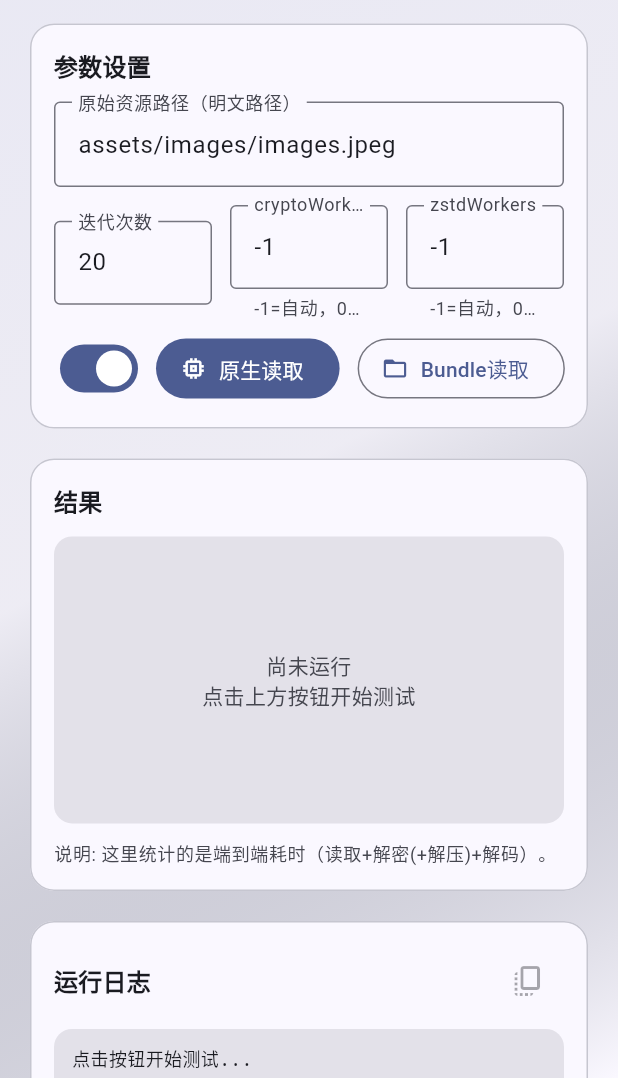
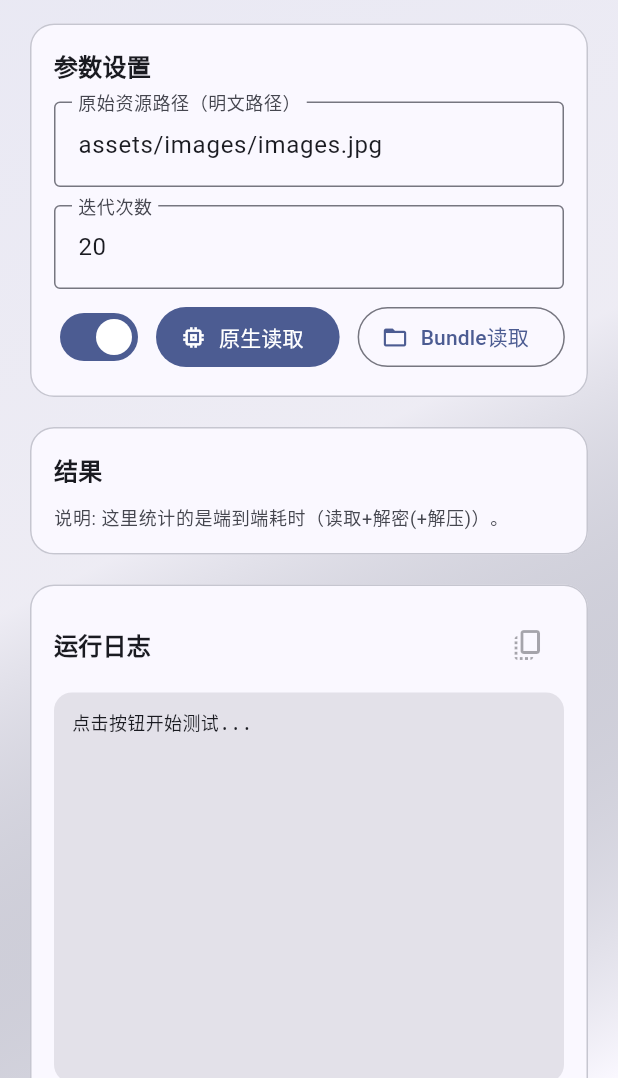
Before and after one commit to XiaoNaoWeiSuo/asset_shield, a Flutter app: the screen it shows after launch, on a phone screen of 412 x 824 dp, the part 158-1236 px from its top. Run offline on Flutter 3.47's test engine with Material 3 defaults, Android fonts, the light colour scheme and no system bars; our stand-ins replace yaml; missing offline and left inert: dart:ffi.

Commit message:
速度验证通过

```diff
--- a/example/lib/main.dart
+++ b/example/lib/main.dart
@@ -1,5 +1,4 @@
 import 'dart:io';
-import 'dart:ui' as ui;
 
 import 'package:asset_shield/asset_shield.dart';
 import 'package:asset_shield/crypto.dart';
@@ -85,24 +84,18 @@ class BenchPage extends StatefulWidget {
 
 class _BenchPageState extends State<BenchPage> {
   final _assetPathController =
-      TextEditingController(text: 'assets/images/images.jpeg');
+      TextEditingController(text: 'assets/images/images.jpg');
   final _itersController = TextEditingController(text: '20');
-  final _cryptoWorkersController = TextEditingController(text: '-1');
-  final _zstdWorkersController = TextEditingController(text: '-1');
 
   bool _warmup = true;
   bool _running = false;
   String _log = '';
-  ui.Image? _preview;
   _BenchSummary? _lastSummary;
 
   @override
   void dispose() {
     _assetPathController.dispose();
     _itersController.dispose();
-    _cryptoWorkersController.dispose();
-    _zstdWorkersController.dispose();
-    _preview?.dispose();
     super.dispose();
   }
 
@@ -119,14 +112,11 @@ class _BenchPageState extends State<BenchPage> {
     required _BenchMode mode,
     required int cryptoWorkers,
     required int zstdWorkers,
-    required bool decode,
   }) async {
     int bundleLoadUs = 0;
     int decryptUs = 0;
-    int decodeUs = 0;
     int plainBytes = 0;
     int encBytes = 0;
-    ui.Image? image;
 
     if (mode == _BenchMode.nativeRead) {
       final sw = Stopwatch()..start();
@@ -140,16 +130,6 @@ class _BenchPageState extends State<BenchPage> {
         sw.stop();
         decryptUs = sw.elapsedMicroseconds;
         plainBytes = out.length;
-
-        if (decode) {
-          final swDecode = Stopwatch()..start();
-          final codec = await ui.instantiateImageCodec(out);
-          final frame = await codec.getNextFrame();
-          codec.dispose();
-          swDecode.stop();
-          decodeUs = swDecode.elapsedMicroseconds;
-          image = frame.image;
-        }
       } finally {
         ffi.release(out);
       }
@@ -174,16 +154,6 @@ class _BenchPageState extends State<BenchPage> {
         swDec.stop();
         decryptUs = swDec.elapsedMicroseconds;
         plainBytes = out.length;
-
-        if (decode) {
-          final swDecode = Stopwatch()..start();
-          final codec = await ui.instantiateImageCodec(out);
-          final frame = await codec.getNextFrame();
-          codec.dispose();
-          swDecode.stop();
-          decodeUs = swDecode.elapsedMicroseconds;
-          image = frame.image;
-        }
       } finally {
         ffi.release(out);
       }
@@ -193,10 +163,8 @@ class _BenchPageState extends State<BenchPage> {
       mode: mode,
       bundleLoadUs: bundleLoadUs,
       decryptUs: decryptUs,
-      decodeUs: decodeUs,
       plainBytes: plainBytes,
       encBytes: encBytes,
-      image: image,
     );
   }
 
@@ -211,17 +179,13 @@ class _BenchPageState extends State<BenchPage> {
 
     final log = StringBuffer();
     _BenchSummary? summary;
-    ui.Image? last;
-
     try {
       final ffi = ShieldFfi.load();
       final key = ShieldKey.fromBase64(assetShieldKeyBase64);
 
       final iters = int.tryParse(_itersController.text.trim()) ?? 20;
-      final cryptoWorkers =
-          _normalizeWorkers(int.tryParse(_cryptoWorkersController.text.trim()) ?? -1);
-      final zstdWorkers =
-          _normalizeWorkers(int.tryParse(_zstdWorkersController.text.trim()) ?? -1);
+      final cryptoWorkers = _normalizeWorkers(-1);
+      final zstdWorkers = _normalizeWorkers(-1);
 
       final originalPath = _assetPathController.text.trim();
       if (originalPath.isEmpty) {
@@ -247,7 +211,6 @@ class _BenchPageState extends State<BenchPage> {
           mode: mode,
           cryptoWorkers: cryptoWorkers,
           zstdWorkers: zstdWorkers,
-          decode: false,
         );
         log.writeln('预热完成。');
         log.writeln('');
@@ -264,23 +227,16 @@ class _BenchPageState extends State<BenchPage> {
           mode: mode,
           cryptoWorkers: cryptoWorkers,
           zstdWorkers: zstdWorkers,
-          decode: true,
         );
         summary.add(r);
 
         log.writeln('  bundleLoad: ${(r.bundleLoadUs / 1000).toStringAsFixed(2)} ms');
         log.writeln('  解密耗时: ${(r.decryptUs / 1000).toStringAsFixed(2)} ms');
-        log.writeln('  解码耗时: ${(r.decodeUs / 1000).toStringAsFixed(2)} ms');
         log.writeln(
           '  总耗时: ${(r.totalUs / 1000).toStringAsFixed(2)} ms, '
           '吞吐: ${r.throughputMiBs.toStringAsFixed(2)} MiB/s',
         );
         log.writeln('');
-
-        if (r.image != null) {
-          last?.dispose();
-          last = r.image;
-        }
         if (!mounted) break;
       }
     } catch (e, st) {
@@ -289,8 +245,6 @@ class _BenchPageState extends State<BenchPage> {
     } finally {
       if (!mounted) return;
       setState(() {
-        _preview?.dispose();
-        _preview = last;
         _log = log.toString();
         _lastSummary = summary;
         _running = false;
@@ -326,15 +280,13 @@ class _BenchPageState extends State<BenchPage> {
                 running: _running,
                 assetPathController: _assetPathController,
                 itersController: _itersController,
-                cryptoWorkersController: _cryptoWorkersController,
-                zstdWorkersController: _zstdWorkersController,
                 warmup: _warmup,
                 onWarmupChanged: (v) => setState(() => _warmup = v),
                 onRunNative: () => _runBench(_BenchMode.nativeRead),
                 onRunBundle: () => _runBench(_BenchMode.bundleRead),
               ),
               const SizedBox(height: 12),
-              _ResultCard(preview: _preview, summary: summary),
+              _ResultCard(summary: summary),
               const SizedBox(height: 12),
               _LogCard(log: _log),
             ],
@@ -415,8 +367,6 @@ class _ControlsCard extends StatelessWidget {
     required this.running,
     required this.assetPathController,
     required this.itersController,
-    required this.cryptoWorkersController,
-    required this.zstdWorkersController,
     required this.warmup,
     required this.onWarmupChanged,
     required this.onRunNative,
@@ -426,8 +376,6 @@ class _ControlsCard extends StatelessWidget {
   final bool running;
   final TextEditingController assetPathController;
   final TextEditingController itersController;
-  final TextEditingController cryptoWorkersController;
-  final TextEditingController zstdWorkersController;
   final bool warmup;
   final ValueChanged<bool> onWarmupChanged;
   final VoidCallback onRunNative;
@@ -478,32 +426,6 @@ class _ControlsCard extends StatelessWidget {
                     ),
                   ),
                 ),
-                const SizedBox(width: 12),
-                Expanded(
-                  child: TextField(
-                    controller: cryptoWorkersController,
-                    enabled: !running,
-                    keyboardType: TextInputType.number,
-                    decoration: const InputDecoration(
-                      labelText: 'cryptoWorkers',
-                      helperText: '-1=自动，0/1=单线程',
-                      border: OutlineInputBorder(),
-                    ),
-                  ),
-                ),
-                const SizedBox(width: 12),
-                Expanded(
-                  child: TextField(
-                    controller: zstdWorkersController,
-                    enabled: !running,
-                    keyboardType: TextInputType.number,
-                    decoration: const InputDecoration(
-                      labelText: 'zstdWorkers',
-                      helperText: '-1=自动，0/1=单线程',
-                      border: OutlineInputBorder(),
-                    ),
-                  ),
-                ),
               ],
             ),
             const SizedBox(height: 8),
@@ -537,9 +459,8 @@ class _ControlsCard extends StatelessWidget {
 }
 
 class _ResultCard extends StatelessWidget {
-  const _ResultCard({required this.preview, required this.summary});
+  const _ResultCard({required this.summary});
 
-  final ui.Image? preview;
   final _BenchSummary? summary;
 
   @override
@@ -564,31 +485,9 @@ class _ResultCard extends StatelessWidget {
                   ),
             ),
             const SizedBox(height: 12),
-            AspectRatio(
-              aspectRatio: 16 / 9,
-              child: Container(
-                decoration: BoxDecoration(
-                  borderRadius: BorderRadius.circular(12),
-                  color: scheme.surfaceContainerHighest,
-                ),
-                clipBehavior: Clip.antiAlias,
-                child: preview == null
-                    ? Center(
-                        child: Text(
-                          '尚未运行\n点击上方按钮开始测试',
-                          textAlign: TextAlign.center,
-                          style: Theme.of(context).textTheme.bodyMedium?.copyWith(
-                                color: scheme.onSurfaceVariant,
-                              ),
-                        ),
-                      )
-                    : RawImage(image: preview),
-              ),
-            ),
-            const SizedBox(height: 12),
             if (summary == null)
               Text(
-                '说明: 这里统计的是端到端耗时（读取+解密(+解压)+解码）。',
+                '说明: 这里统计的是端到端耗时（读取+解密(+解压)）。',
                 style: Theme.of(context).textTheme.bodySmall?.copyWith(
                       color: scheme.onSurfaceVariant,
                     ),
@@ -641,9 +540,6 @@ class _SummaryView extends StatelessWidget {
           ],
           const SizedBox(height: 4),
           Text('解密: ${summary.avgDecryptMs.toStringAsFixed(2)} ms',
-              style: Theme.of(context).textTheme.bodySmall),
-          const SizedBox(height: 4),
-          Text('解码: ${summary.avgDecodeMs.toStringAsFixed(2)} ms',
               style: Theme.of(context).textTheme.bodySmall),
         ],
       ),
@@ -719,21 +615,17 @@ class _OneRun {
     required this.mode,
     required this.bundleLoadUs,
     required this.decryptUs,
-    required this.decodeUs,
     required this.plainBytes,
     required this.encBytes,
-    required this.image,
   });
 
   final _BenchMode mode;
   final int bundleLoadUs;
   final int decryptUs;
-  final int decodeUs;
   final int plainBytes;
   final int encBytes;
-  final ui.Image? image;
 
-  int get totalUs => bundleLoadUs + decryptUs + decodeUs;
+  int get totalUs => bundleLoadUs + decryptUs;
 
   double get throughputMiBs {
     final sec = totalUs / 1e6;
@@ -749,7 +641,6 @@ class _BenchSummary {
     required this.runs,
     required this.totalBundleLoadUs,
     required this.totalDecryptUs,
-    required this.totalDecodeUs,
     required this.totalPlainBytes,
   });
 
@@ -759,7 +650,6 @@ class _BenchSummary {
       runs: 0,
       totalBundleLoadUs: 0,
       totalDecryptUs: 0,
-      totalDecodeUs: 0,
       totalPlainBytes: 0,
     );
   }
@@ -768,26 +658,23 @@ class _BenchSummary {
   int runs;
   int totalBundleLoadUs;
   int totalDecryptUs;
-  int totalDecodeUs;
   int totalPlainBytes;
 
   void add(_OneRun run) {
     runs += 1;
     totalBundleLoadUs += run.bundleLoadUs;
     totalDecryptUs += run.decryptUs;
-    totalDecodeUs += run.decodeUs;
     totalPlainBytes += run.plainBytes;
   }
 
   double get avgBundleLoadMs => runs == 0 ? 0 : totalBundleLoadUs / runs / 1000.0;
   double get avgDecryptMs => runs == 0 ? 0 : totalDecryptUs / runs / 1000.0;
-  double get avgDecodeMs => runs == 0 ? 0 : totalDecodeUs / runs / 1000.0;
 
   double get avgTotalMs =>
-      runs == 0 ? 0 : (totalBundleLoadUs + totalDecryptUs + totalDecodeUs) / runs / 1000.0;
+      runs == 0 ? 0 : (totalBundleLoadUs + totalDecryptUs) / runs / 1000.0;
 
   double get avgThroughputMiBs {
-    final sec = (totalBundleLoadUs + totalDecryptUs + totalDecodeUs) / 1e6;
+    final sec = (totalBundleLoadUs + totalDecryptUs) / 1e6;
     final mib = totalPlainBytes / (1024 * 1024);
     if (sec == 0) return 0;
     return mib / sec;
```
Also changed, not shown: 1 other file.
